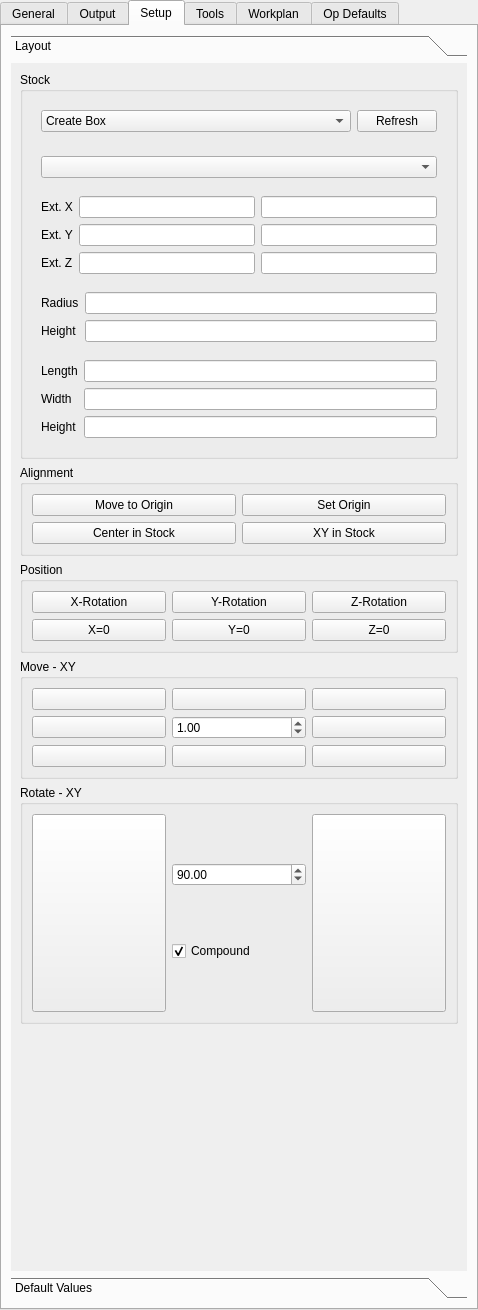
First picture: the form in src/Mod/Path/Gui/Resources/panels/PathEdit.ui, repository Vaerks/SimpleCAM, before the edit.
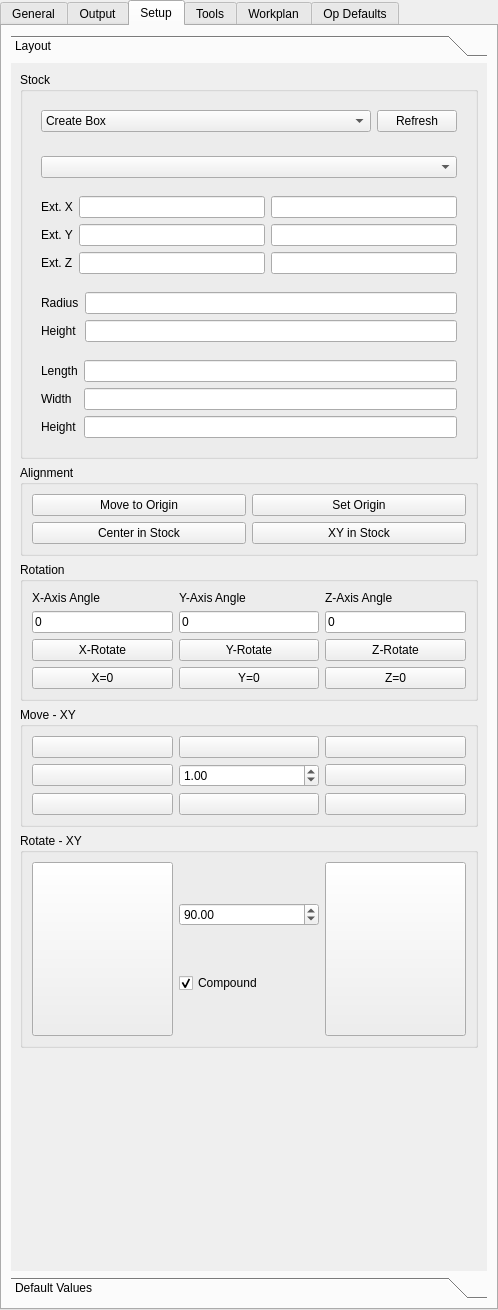
Second picture: the form after the edit. Icons and pictures are not drawn. Custom widgets are drawn as their Qt base class.

Commit message: Multi-Side: Model Angle rotation implemented and Job fixes

The edit to the form file:
```diff
--- a/src/Mod/Path/Gui/Resources/panels/PathEdit.ui
+++ b/src/Mod/Path/Gui/Resources/panels/PathEdit.ui
@@ -6,7 +6,7 @@
    <rect>
     <x>0</x>
     <y>0</y>
-    <width>478</width>
+    <width>498</width>
     <height>1310</height>
    </rect>
   </property>
@@ -205,7 +205,7 @@
         <rect>
          <x>0</x>
          <y>0</y>
-         <width>460</width>
+         <width>480</width>
          <height>1231</height>
         </rect>
        </property>
@@ -418,82 +418,124 @@
            <string>Alignment</string>
           </property>
           <layout class="QGridLayout" name="gridLayout_2">
-           <item row="2" column="0">
+           <item row="3" column="0">
             <widget class="QPushButton" name="centerInStock">
              <property name="text">
               <string>Center in Stock</string>
              </property>
             </widget>
            </item>
-           <item row="2" column="1">
+           <item row="3" column="1">
             <widget class="QPushButton" name="centerInStockXY">
              <property name="text">
               <string>XY in Stock</string>
              </property>
             </widget>
            </item>
-           <item row="0" column="1">
-            <widget class="QPushButton" name="setOrigin">
-             <property name="text">
-              <string>Set Origin</string>
-             </property>
-            </widget>
-           </item>
-           <item row="0" column="0">
+           <item row="1" column="0">
             <widget class="QPushButton" name="moveToOrigin">
              <property name="text">
               <string>Move to Origin</string>
              </property>
             </widget>
            </item>
+           <item row="1" column="1">
+            <widget class="QPushButton" name="setOrigin">
+             <property name="text">
+              <string>Set Origin</string>
+             </property>
+            </widget>
+           </item>
           </layout>
          </widget>
         </item>
         <item>
          <widget class="QGroupBox" name="modelSetGroup">
           <property name="title">
-           <string>Position</string>
+           <string>Rotation</string>
           </property>
           <layout class="QGridLayout" name="gridLayout_5">
-           <item row="0" column="0">
-            <widget class="QPushButton" name="simpleRotationX">
-             <property name="text">
-              <string>X-Rotation</string>
-             </property>
-            </widget>
-           </item>
-           <item row="0" column="1">
+           <item row="7" column="1">
             <widget class="QPushButton" name="simpleRotationY">
              <property name="text">
-              <string>Y-Rotation</string>
+              <string>Y-Rotate</string>
              </property>
             </widget>
            </item>
-           <item row="0" column="2">
-            <widget class="QPushButton" name="simpleRotationZ">
+           <item row="7" column="0">
+            <widget class="QPushButton" name="simpleRotationX">
              <property name="text">
-              <string>Z-Rotation</string>
+              <string>X-Rotate</string>
              </property>
             </widget>
            </item>
-           <item row="1" column="1">
+           <item row="8" column="0">
+            <widget class="QPushButton" name="modelSetX0">
+             <property name="text">
+              <string>X=0</string>
+             </property>
+            </widget>
+           </item>
+           <item row="8" column="1">
             <widget class="QPushButton" name="modelSetY0">
              <property name="text">
               <string>Y=0</string>
              </property>
             </widget>
            </item>
-           <item row="1" column="2">
+           <item row="7" column="2">
+            <widget class="QPushButton" name="simpleRotationZ">
+             <property name="text">
+              <string>Z-Rotate</string>
+             </property>
+            </widget>
+           </item>
+           <item row="8" column="2">
             <widget class="QPushButton" name="modelSetZ0">
              <property name="text">
               <string>Z=0</string>
              </property>
             </widget>
            </item>
-           <item row="1" column="0">
-            <widget class="QPushButton" name="modelSetX0">
+           <item row="3" column="1">
+            <widget class="QLineEdit" name="y_rotatAngle">
              <property name="text">
-              <string>X=0</string>
+              <string>0</string>
+             </property>
+            </widget>
+           </item>
+           <item row="3" column="0">
+            <widget class="QLineEdit" name="x_rotatAngle">
+             <property name="text">
+              <string>0</string>
+             </property>
+            </widget>
+           </item>
+           <item row="3" column="2">
+            <widget class="QLineEdit" name="z_rotatAngle">
+             <property name="text">
+              <string>0</string>
+             </property>
+            </widget>
+           </item>
+           <item row="0" column="0">
+            <widget class="QLabel" name="label">
+             <property name="text">
+              <string>X-Axis Angle</string>
+             </property>
+            </widget>
+           </item>
+           <item row="0" column="1">
+            <widget class="QLabel" name="label_2">
+             <property name="text">
+              <string>Y-Axis Angle</string>
+             </property>
+            </widget>
+           </item>
+           <item row="0" column="2">
+            <widget class="QLabel" name="label_5">
+             <property name="text">
+              <string>Z-Axis Angle</string>
              </property>
             </widget>
            </item>
```
Left out of the diff: 8 changed lines with no effect on the pictures. The commit also changes 4 other files.
